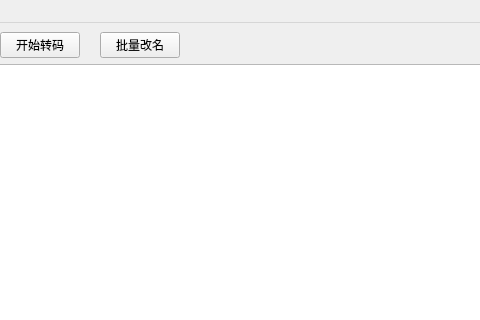
Qt form transcoder.ui (orz-ai/transcoder) before a commit; both pictures show x 309 to 789 and y 0 to 320 of the 958 by 508 pixel window.
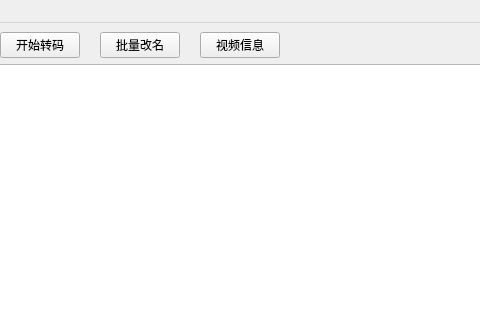
The same form after that commit.

Commit message: feat: [1.0.2] 解析视频文件信息功能

The edit to the form file:
```diff
--- a/transcoder.ui
+++ b/transcoder.ui
@@ -115,6 +115,19 @@
         </property>
        </widget>
       </item>
+      <item>
+       <widget class="QPushButton" name="videoInfoBtn">
+        <property name="maximumSize">
+         <size>
+          <width>100</width>
+          <height>30</height>
+         </size>
+        </property>
+        <property name="text">
+         <string>视频信息</string>
+        </property>
+       </widget>
+      </item>
       <item>
        <spacer name="horizontalSpacer">
         <property name="orientation">
```
The commit also changes 8 other files.
